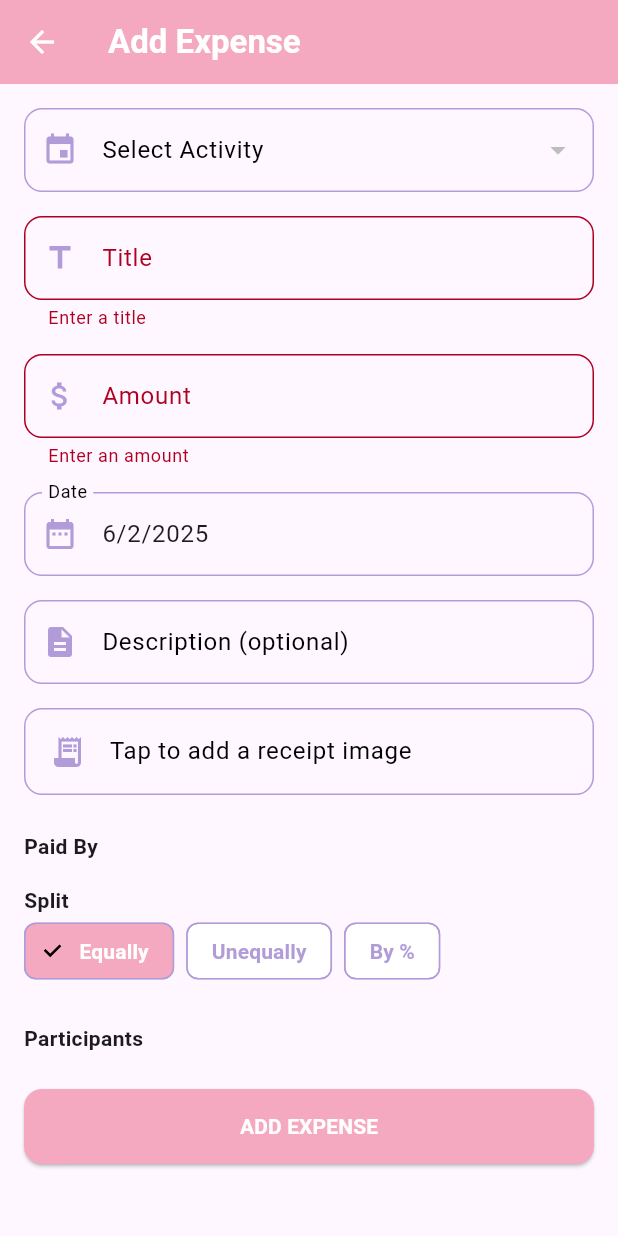
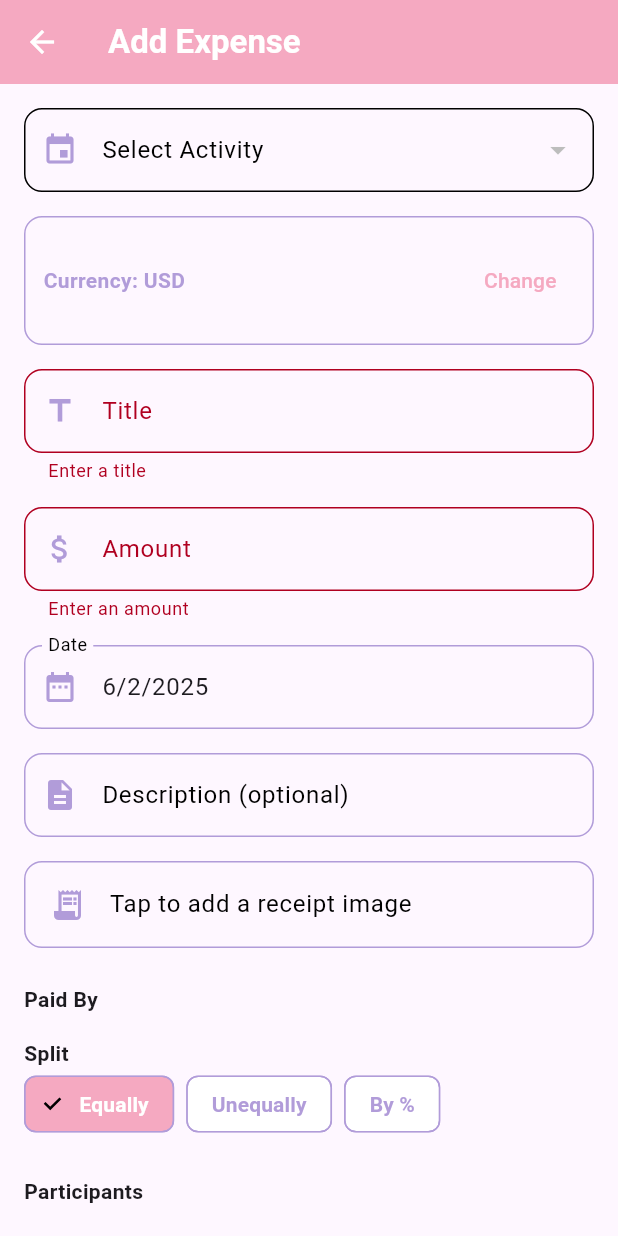
Before and after one commit to wangyt0119/Ka-Ching-flutter-firebase-, a Flutter app: the AddExpenseScreen screen opened directly with empty values, after a tap on "ADD EXPENSE", on a phone screen of 412 x 824 dp. Run offline on Flutter 3.47's test engine with Material 3 defaults, Android fonts, the phone set to English and light mode, and no system bars; our stand-ins replace cloud_firestore, firebase_auth, firebase_core, firebase_database, fl_chart, google_sign_in and 2 more; accounts and stored records are empty.

Commit message:
add choose currecncy in add_expense_screen

```diff
--- a/lib/screens/transactions/add_expense_screen.dart
+++ b/lib/screens/transactions/add_expense_screen.dart
@@ -5,6 +5,7 @@ import 'package:firebase_auth/firebase_auth.dart';
 import 'package:flutter/material.dart';
 import 'package:image_picker/image_picker.dart';
 import 'package:intl/intl.dart';
+import '../../services/currency_service.dart';
 
 class AddExpenseScreen extends StatefulWidget {
   final String activityId;
@@ -26,10 +27,14 @@ class _AddExpenseScreenState extends State<AddExpenseScreen> {
   final TextEditingController _amountController = TextEditingController();
   final TextEditingController _descriptionController = TextEditingController();
 
+  final FirebaseAuth _auth = FirebaseAuth.instance;
+  final FirebaseFirestore _firestore = FirebaseFirestore.instance;
+
   String? selectedActivityId;
   String? selectedActivityName;
   List<Map<String, dynamic>> userActivities = [];
 
+  String selectedCurrency = 'USD'; // default
   DateTime selectedDate = DateTime.now();
   File? receiptImage;
   String splitMethod = 'equally';
@@ -42,19 +47,18 @@ class _AddExpenseScreenState extends State<AddExpenseScreen> {
   void initState() {
     super.initState();
     _fetchActivities();
+    _loadUserCurrency();
   }
 
   Future<void> _fetchActivities() async {
-    final user = FirebaseAuth.instance.currentUser!;
-    final snapshot =
-        await FirebaseFirestore.instance
+    final user = _auth.currentUser!;
+    final snapshot = await _firestore
         .collection('users')
         .doc(user.uid)
         .collection('activities')
         .get();
 
-    final activities =
-        snapshot.docs.map((doc) {
+    final activities = snapshot.docs.map((doc) {
       return {
         'id': doc.id,
         'name': doc.data()['name'] ?? 'Unnamed Activity',
@@ -70,6 +74,75 @@ class _AddExpenseScreenState extends State<AddExpenseScreen> {
         _setParticipants(activities[0]['friends']);
       }
     });
+  }
+
+  Future<void> _loadUserCurrency() async {
+    final currencyService = CurrencyService();
+    final currency = await currencyService.getSelectedCurrency();
+    setState(() {
+      selectedCurrency = currency.code;
+    });
+  }
+
+  Future<void> _updateCurrency(String newCurrency) async {
+    try {
+      final User? currentUser = _auth.currentUser;
+      if (currentUser != null) {
+        await _firestore.collection('users').doc(currentUser.uid).update({
+          'currency': newCurrency,
+        });
+
+        final currencyService = CurrencyService();
+        final currency =
+            currencyService.getCurrencyByCode(newCurrency) ??
+                currencyService.getDefaultCurrency();
+        await currencyService.setSelectedCurrency(currency);
+
+        setState(() {
+          selectedCurrency = newCurrency;
+        });
+
+        ScaffoldMessenger.of(context).showSnackBar(
+          const SnackBar(content: Text('Currency updated successfully')),
+        );
+      }
+    } catch (e) {
+      ScaffoldMessenger.of(context).showSnackBar(
+        SnackBar(content: Text('Error updating currency: $e')),
+      );
+    }
+  }
+
+  void _showCurrencyDialog() {
+    showDialog(
+      context: context,
+      builder: (context) => AlertDialog(
+        title: const Text('Select Currency'),
+        content: SizedBox(
+          width: double.maxFinite,
+          child: ListView.builder(
+            shrinkWrap: true,
+            itemCount: CurrencyService.supportedCurrencies.length,
+            itemBuilder: (context, index) {
+              final currency =
+                  CurrencyService.supportedCurrencies.keys.elementAt(index);
+              final currencyInfo =
+                  CurrencyService.supportedCurrencies[currency];
+              return ListTile(
+                title: Text(currencyInfo ?? currency),
+                trailing: currency == selectedCurrency
+                    ? const Icon(Icons.check, color: Color(0xFFF5A9C1))
+                    : null,
+                onTap: () {
+                  _updateCurrency(currency);
+                  Navigator.pop(context);
+                },
+              );
+            },
+          ),
+        ),
+      ),
+    );
   }
 
   void _setParticipants(List<String> friends) {
@@ -94,22 +167,22 @@ class _AddExpenseScreenState extends State<AddExpenseScreen> {
     if (!_formKey.currentState!.validate() || selectedActivityId == null)
       return;
 
-    final user = FirebaseAuth.instance.currentUser!;
+    final user = _auth.currentUser!;
     final expense = {
       'title': _titleController.text.trim(),
       'amount': double.tryParse(_amountController.text.trim()) ?? 0,
+      'currency': selectedCurrency,
       'date': DateFormat.yMMMd().format(selectedDate),
       'description': _descriptionController.text.trim(),
       'paid_by': paidBy,
       'split': splitMethod,
-      'participants':
-          selectedParticipants.entries
+      'participants': selectedParticipants.entries
           .where((entry) => entry.value)
           .map((entry) => entry.key)
           .toList(),
     };
 
-    await FirebaseFirestore.instance
+    await _firestore
         .collection('users')
         .doc(user.uid)
         .collection('activities')
@@ -140,6 +213,7 @@ class _AddExpenseScreenState extends State<AddExpenseScreen> {
           child: Column(
             crossAxisAlignment: CrossAxisAlignment.start,
             children: [
+              // Activity Dropdown
               DropdownButtonFormField<String>(
                 decoration: InputDecoration(
                   labelText: "Select Activity",
@@ -150,21 +224,9 @@ class _AddExpenseScreenState extends State<AddExpenseScreen> {
                     borderRadius: BorderRadius.circular(12),
                     borderSide: const BorderSide(color: Color(0xFFB19CD9)),
                   ),
-                  enabledBorder: OutlineInputBorder(
-                    borderRadius: BorderRadius.circular(12),
-                    borderSide: const BorderSide(color: Color(0xFFB19CD9)),
-                  ),
-                  focusedBorder: OutlineInputBorder(
-                    borderRadius: BorderRadius.circular(12),
-                    borderSide: const BorderSide(
-                      color: Color(0xFFB19CD9),
-                      width: 2,
-                    ),
-                  ),
                 ),
                 value: selectedActivityId,
-                items:
-                    userActivities.map((activity) {
+                items: userActivities.map((activity) {
                   return DropdownMenuItem<String>(
                     value: activity['id'],
                     child: Text(activity['name']!),
@@ -182,6 +244,35 @@ class _AddExpenseScreenState extends State<AddExpenseScreen> {
                 },
               ),
               const SizedBox(height: 16),
+              // Currency
+              Container(
+                padding: const EdgeInsets.symmetric(horizontal: 12, vertical: 18),
+                decoration: BoxDecoration(
+                  border: Border.all(color: Color(0xFFB19CD9)),
+                  borderRadius: BorderRadius.circular(12),
+                  color: Theme.of(context).cardColor,
+                ),
+                child: Row(
+                  mainAxisAlignment: MainAxisAlignment.spaceBetween,
+                  children: [
+                    Text(
+                      'Currency: $selectedCurrency',
+                      style: const TextStyle(
+                          fontWeight: FontWeight.bold,
+                          color: Color(0xFFB19CD9)),
+                    ),
+                    TextButton(
+                      onPressed: _showCurrencyDialog,
+                      child: const Text(
+                        'Change',
+                        style: TextStyle(color: Color(0xFFF5A9C1)),
+                      ),
+                    ),
+                  ],
+                ),
+              ),
+              const SizedBox(height: 16),
+
               TextFormField(
                 controller: _titleController,
                 decoration: InputDecoration(
--- a/pubspec.yaml
+++ b/pubspec.yaml
@@ -26,6 +26,8 @@ dependencies:
   http: ^1.1.0
   # Charts
   fl_chart: ^0.65.0
+  firebase_storage: 12.4.5
+  path: ^1.8.3
 
 dev_dependencies:
   flutter_test:
```
Also changed, not shown: pubspec.lock, 3 other files. Lines whose indentation alone changed are shown as unchanged.
